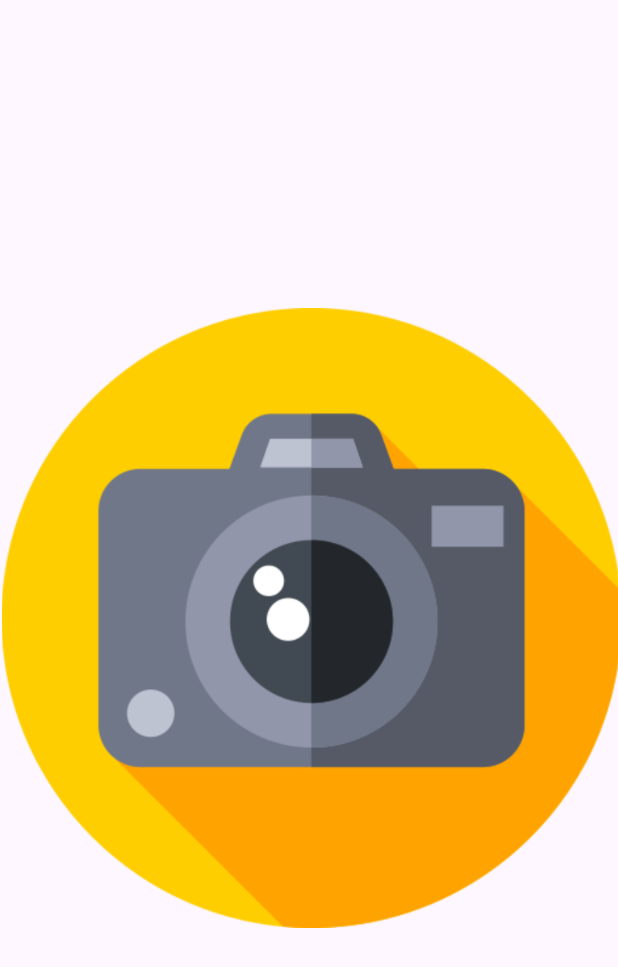
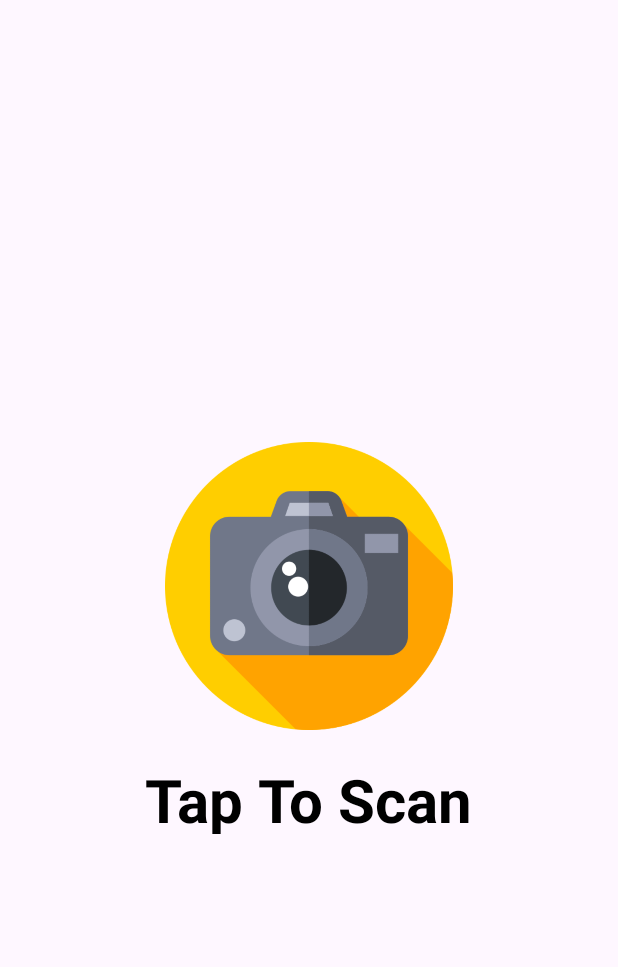
Before and after one commit to imtiaz-zihad/BarcodeBuilder, an Android app: the ScanHere screen opened directly, with no data from a screen before it, on a phone screen of 412 x 824 dp. Shown: the top 967 px of the screen. Run offline under Robolectric (Android 15) with nearby library versions, the phone set to English and light mode, and no system bars; libraries missing offline, so code that uses them is left out: com.journeyapps.barcodescanner.

Commit message:
image scanner

```diff
--- a/app/src/main/res/layout/activity_scan_here.xml
+++ b/app/src/main/res/layout/activity_scan_here.xml
@@ -9,12 +9,30 @@
 
     <ImageView
         android:id="@+id/scan"
-        android:layout_width="415dp"
-        android:layout_height="413dp"
+        android:layout_width="376dp"
+        android:layout_height="192dp"
         app:layout_constraintBottom_toBottomOf="parent"
         app:layout_constraintEnd_toEndOf="parent"
-        app:layout_constraintHorizontal_bias="0.0"
+        app:layout_constraintHorizontal_bias="0.492"
         app:layout_constraintStart_toStartOf="parent"
         app:layout_constraintTop_toTopOf="parent"
+        app:layout_constraintVertical_bias="0.466"
         app:srcCompat="@drawable/photo" />
+
+    <TextView
+        android:id="@+id/textView"
+        android:layout_width="250dp"
+        android:layout_height="50dp"
+        android:text="Tap To Scan "
+        android:textColor="@color/black"
+        android:textSize="40dp"
+        android:textStyle="bold"
+        app:layout_constraintBottom_toBottomOf="parent"
+        app:layout_constraintEnd_toEndOf="@+id/scan"
+        app:layout_constraintHorizontal_bias="0.626"
+        app:layout_constraintStart_toStartOf="@+id/scan"
+        app:layout_constraintTop_toBottomOf="@+id/scan"
+        app:layout_constraintVertical_bias="0.067" />
+
+
 </androidx.constraintlayout.widget.ConstraintLayout>
```
